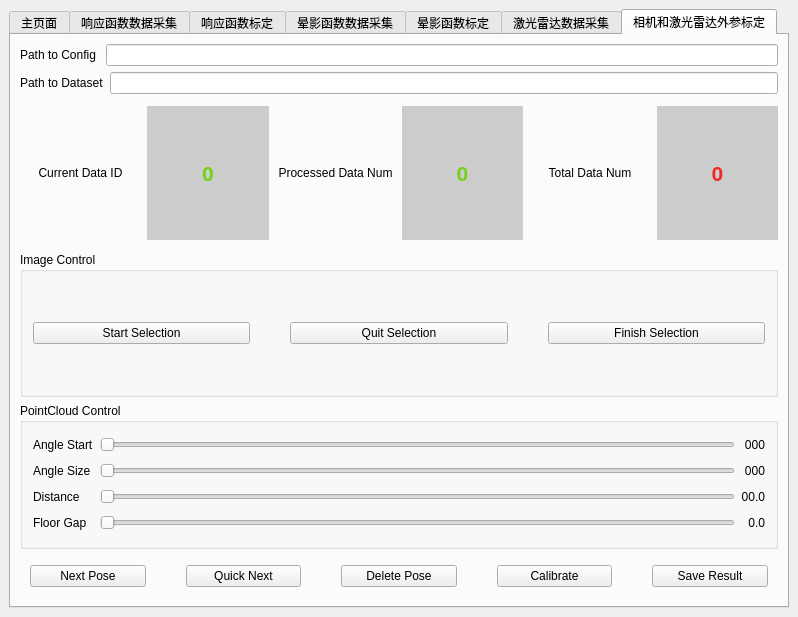
Old version of the form src/mainwindow.ui in the repository KangJialiang/Data-Platform.
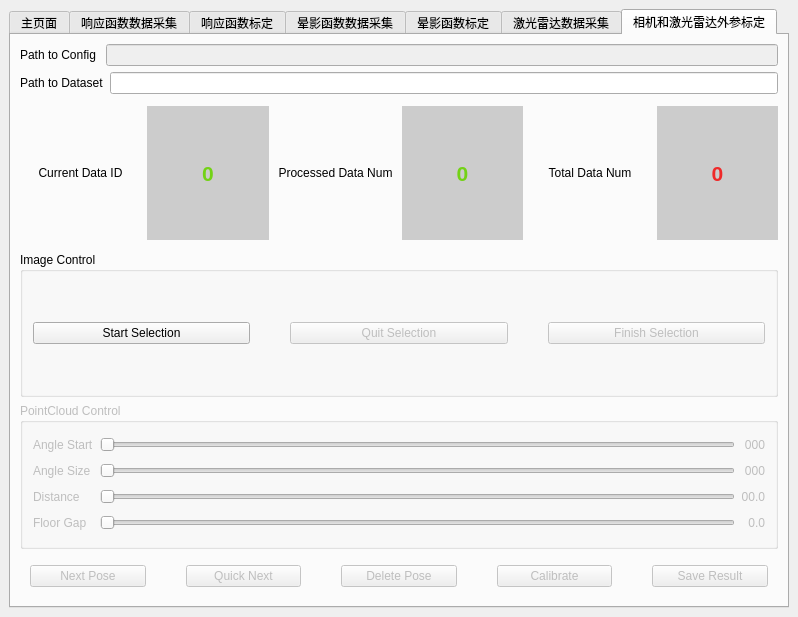
New version of the form. The open tabs and pages were chosen to show the change.

Commit message: keystroke sequences on Page6

```diff
--- a/src/mainwindow.ui
+++ b/src/mainwindow.ui
@@ -24,7 +24,7 @@
        <bool>false</bool>
       </property>
       <property name="currentIndex">
-       <number>5</number>
+       <number>6</number>
       </property>
       <property name="tabBarAutoHide">
        <bool>false</bool>
@@ -1155,6 +1155,9 @@
         </item>
         <item row="8" column="0">
          <widget class="QGroupBox" name="pointcloud_group">
+          <property name="enabled">
+           <bool>false</bool>
+          </property>
           <property name="title">
            <string>PointCloud Control</string>
           </property>
@@ -1295,7 +1298,11 @@
            </widget>
           </item>
           <item>
-           <widget class="QLineEdit" name="configPathP6"/>
+           <widget class="QLineEdit" name="configPathP6">
+            <property name="enabled">
+             <bool>false</bool>
+            </property>
+           </widget>
           </item>
          </layout>
         </item>
@@ -1319,7 +1326,7 @@
           <item>
            <widget class="QPushButton" name="next_pose">
             <property name="enabled">
-             <bool>true</bool>
+             <bool>false</bool>
             </property>
             <property name="sizePolicy">
              <sizepolicy hsizetype="Minimum" vsizetype="Fixed">
@@ -1334,6 +1341,9 @@
           </item>
           <item>
            <widget class="QPushButton" name="quick_next_pose">
+            <property name="enabled">
+             <bool>false</bool>
+            </property>
             <property name="sizePolicy">
              <sizepolicy hsizetype="Minimum" vsizetype="Fixed">
               <horstretch>0</horstretch>
@@ -1348,7 +1358,7 @@
           <item>
            <widget class="QPushButton" name="delete_pose">
             <property name="enabled">
-             <bool>true</bool>
+             <bool>false</bool>
             </property>
             <property name="sizePolicy">
              <sizepolicy hsizetype="Minimum" vsizetype="Fixed">
@@ -1364,7 +1374,7 @@
           <item>
            <widget class="QPushButton" name="calibrate">
             <property name="enabled">
-             <bool>true</bool>
+             <bool>false</bool>
             </property>
             <property name="sizePolicy">
              <sizepolicy hsizetype="Minimum" vsizetype="Fixed">
@@ -1385,6 +1395,9 @@
           </item>
           <item>
            <widget class="QPushButton" name="Save_Result_Button">
+            <property name="enabled">
+             <bool>false</bool>
+            </property>
             <property name="text">
              <string>Save Result</string>
             </property>
@@ -1426,7 +1439,7 @@
            <item>
             <widget class="QPushButton" name="pick_points_quit">
              <property name="enabled">
-              <bool>true</bool>
+              <bool>false</bool>
              </property>
              <property name="text">
               <string>Quit Selection</string>
@@ -1436,7 +1449,7 @@
            <item>
             <widget class="QPushButton" name="pick_points_end">
              <property name="enabled">
-              <bool>true</bool>
+              <bool>false</bool>
              </property>
              <property name="text">
               <string>Finish Selection</string>
```
The commit also changes 1 other file.
